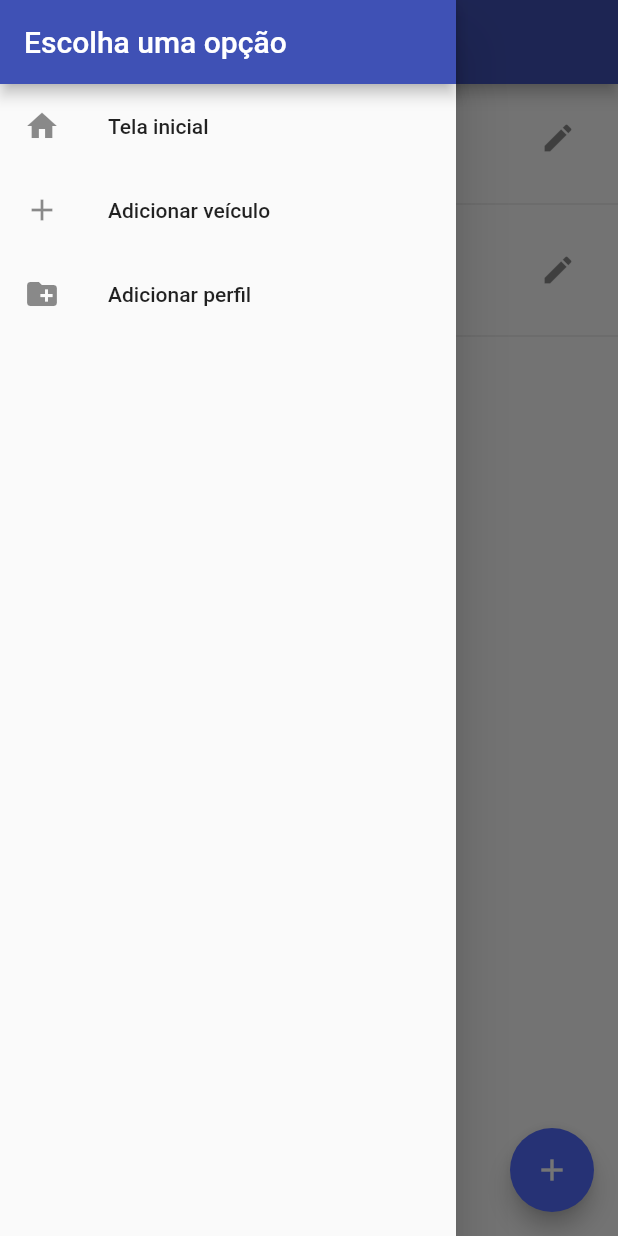
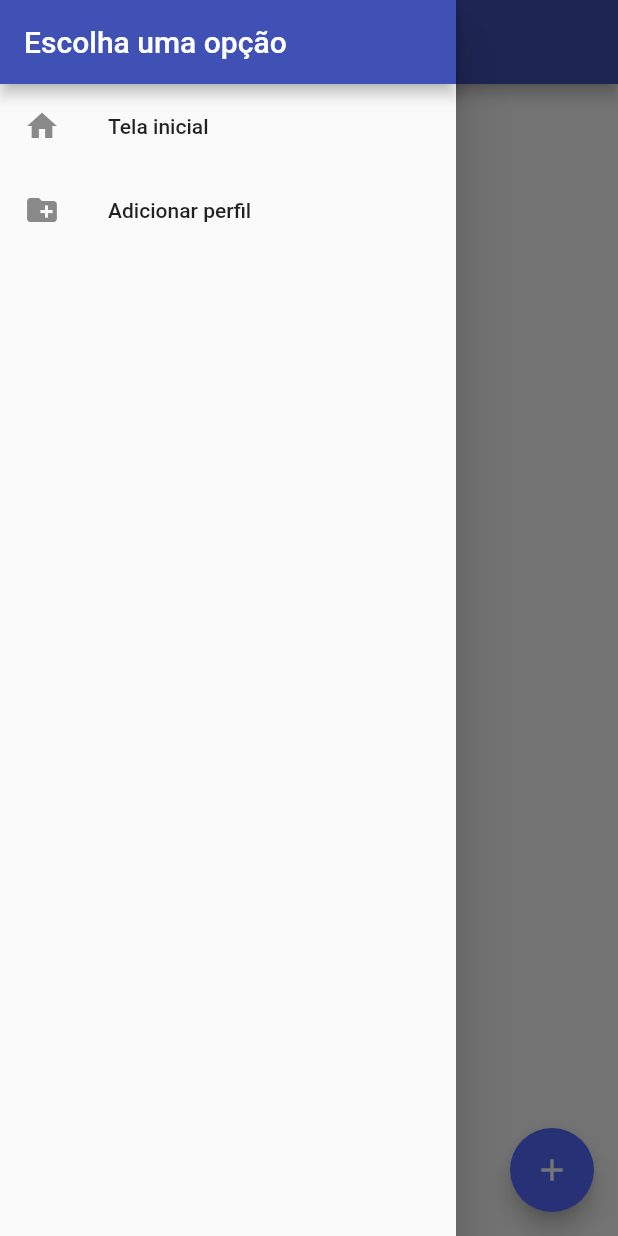
Before and after one commit to danilo-medeiros/track_my_car, a Flutter app: the VehiclesPage screen opened by its route, with the side drawer open, on a phone screen of 412 x 824 dp. Run offline on Flutter 3.47's test engine with Material 2 defaults, Android fonts, the phone set to English and light mode, and no system bars; our stand-ins replace sqflite; accounts and stored records are empty.

```diff
--- a/lib/pages/vehicles/vehicles.dart
+++ b/lib/pages/vehicles/vehicles.dart
@@ -1,28 +1,36 @@
 import 'package:flutter/material.dart';
-
-import './../../widgets/main_menu.dart';
-import './../../models/vehicle.dart';
+import 'package:track_my_car/widgets/vehicles_list.dart';
 
 class VehiclesPage extends StatelessWidget {
 
-  final List<Vehicle> vehicles = [
-    Vehicle.fromVehicle("Camaro", "848465454", "123456", 2),
-    Vehicle.fromVehicle("Corvette", "874546452", "123456", 2)
-  ];
-
-  Widget _buildEditButton(BuildContext context, int index) {
-    return IconButton(
-      icon: Icon(Icons.edit),
-      onPressed: () {
-        print("Edit vehicle");
-      },
-    );
+  Drawer _buildDrawer(BuildContext context) {
+    return Drawer(
+        child: Column(children: <Widget>[
+      AppBar(
+        title: Text("Escolha uma opção"),
+        automaticallyImplyLeading: false,
+      ),
+      ListTile(
+        leading: Icon(Icons.home),
+        title: Text("Tela inicial"),
+        onTap: () {
+          Navigator.pushReplacementNamed(context, '/');
+        },
+      ),
+      ListTile(
+        leading: Icon(Icons.create_new_folder),
+        title: Text("Adicionar perfil"),
+        onTap: () {
+          Navigator.pushReplacementNamed(context, '/profiles');
+        },
+      )
+    ]));
   }
 
   @override
   Widget build(BuildContext context) {
     return Scaffold(
-      drawer: MainMenu(),
+      drawer: _buildDrawer(context),
       appBar: AppBar(title: Text("Veículos")),
       floatingActionButton: FloatingActionButton(
         child: Icon(Icons.add),
@@ -30,30 +38,7 @@ class VehiclesPage extends StatelessWidget {
           Navigator.pushNamed(context, '/vehicles/new');
         },
       ),
-      body: ListView.builder(
-        itemBuilder: (BuildContext context, int index) {
-          return Dismissible(
-            key: Key(vehicles[index].name),
-            onDismissed: (DismissDirection direction) {
-              if (direction == DismissDirection.startToEnd) {
-                print("Delete vehicle");
-              }
-            },
-            background: Container(color: Colors.red,),
-            child: Column(
-              children: <Widget>[
-                ListTile(
-                  title: Text(vehicles[index].name),
-                  subtitle: Text(vehicles[index].number),
-                  trailing: _buildEditButton(context, index)
-                ),
-                Divider()
-              ]
-            )
-          );
-        },
-        itemCount: vehicles.length,
-      ),
+      body: VehiclesList(),
     );
   }
 }
--- a/lib/widgets/main_menu.dart
+++ /dev/null
@@ -1,35 +0,0 @@
-import 'package:flutter/material.dart';
-
-class MainMenu extends StatelessWidget {
-  @override
-  Widget build(BuildContext context) {
-    return Drawer(
-        child: Column(children: <Widget>[
-      AppBar(
-        title: Text("Escolha uma opção"),
-        automaticallyImplyLeading: false,
-      ),
-      ListTile(
-        leading: Icon(Icons.home),
-        title: Text("Tela inicial"),
-        onTap: () {
-          Navigator.pushReplacementNamed(context, '/');
-        },
-      ),
-      ListTile(
-        leading: Icon(Icons.add),
-        title: Text("Adicionar veículo"),
-        onTap: () {
-          Navigator.pushReplacementNamed(context, '/vehicles');
-        },
-      ),
-      ListTile(
-        leading: Icon(Icons.create_new_folder),
-        title: Text("Adicionar perfil"),
-        onTap: () {
-          Navigator.pushReplacementNamed(context, '/profiles');
-        },
-      )
-    ]));
-  }
-}
--- /dev/null
+++ b/lib/widgets/vehicles_list.dart
@@ -0,0 +1,60 @@
+import 'package:flutter/material.dart';
+import 'package:track_my_car/models/vehicle.dart';
+
+class VehiclesList extends StatefulWidget {
+
+  @override
+  State<StatefulWidget> createState() {
+    return VehiclesListState();
+  }
+
+}
+
+class VehiclesListState extends State<VehiclesList> {
+
+  List<Vehicle> vehicles = [];
+
+  VehiclesListState() {
+
+  }
+
+  Widget _buildEditButton(BuildContext context, int index) {
+    return IconButton(
+      icon: Icon(Icons.edit),
+      onPressed: () {
+        print("Edit vehicle");
+      },
+    );
+  }
+
+  @override
+  Widget build(BuildContext context) {
+    return vehicles.length > 0
+      ? ListView.builder(
+        itemBuilder: (BuildContext context, int index) {
+          return Dismissible(
+            key: Key(vehicles[index].name),
+            onDismissed: (DismissDirection direction) {
+              if (direction == DismissDirection.startToEnd) {
+                print("Delete vehicle");
+              }
+            },
+            background: Container(color: Colors.red,),
+            child: Column(
+              children: <Widget>[
+                ListTile(
+                  title: Text(vehicles[index].name),
+                  subtitle: Text(vehicles[index].number),
+                  trailing: _buildEditButton(context, index)
+                ),
+                Divider()
+              ]
+            )
+          );
+        },
+        itemCount: vehicles.length,
+      )
+    : Center(child: Text("Nenhum veículo cadastrado"),);
+  }
+
+}
--- a/pubspec.yaml
+++ b/pubspec.yaml
@@ -17,6 +17,7 @@ dependencies:
     sdk: flutter
 
   sqflite: any
+  path_provider: "^0.4.0"
 
   # The following adds the Cupertino Icons font to your application.
   # Use with the CupertinoIcons class for iOS style icons.
```
Also changed, not shown: lib/database/vehicle_database.dart (added, +92 -0 lines), lib/main.dart (+5 -5 lines), lib/models/vehicle.dart (+17 -0 lines), lib/pages/home.dart (+25 -3 lines), lib/pages/vehicles/vehicle_form.dart (+6 -2 lines), lib/providers/vehicle_provider.dart (deleted, +0 -12 lines).
